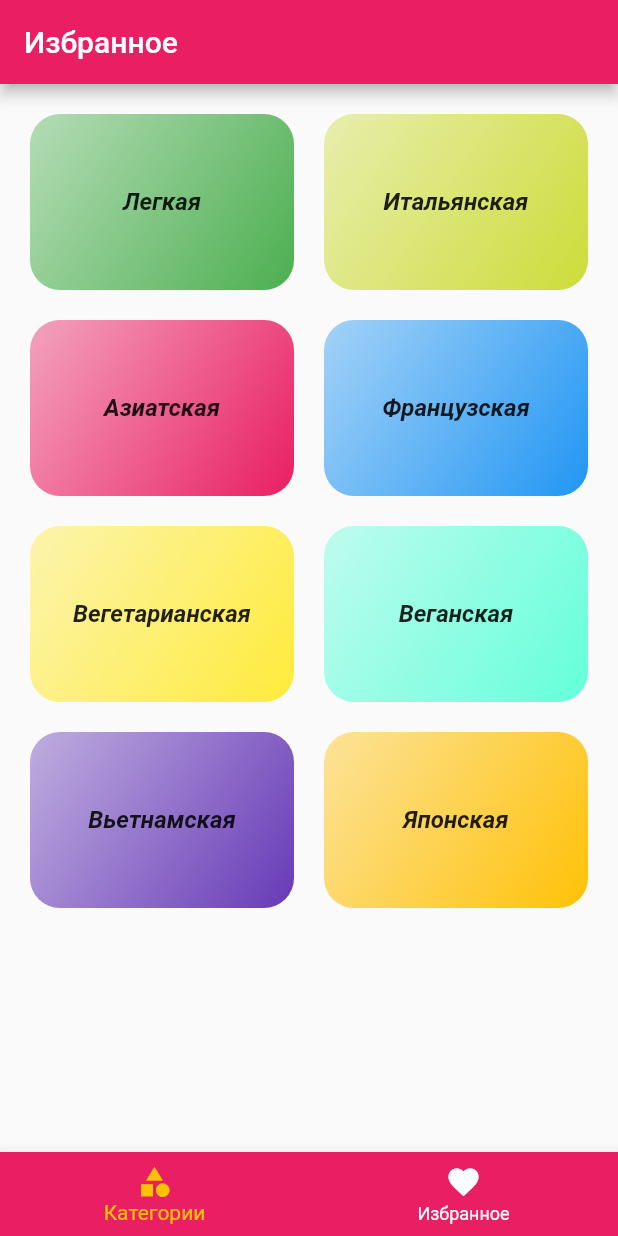
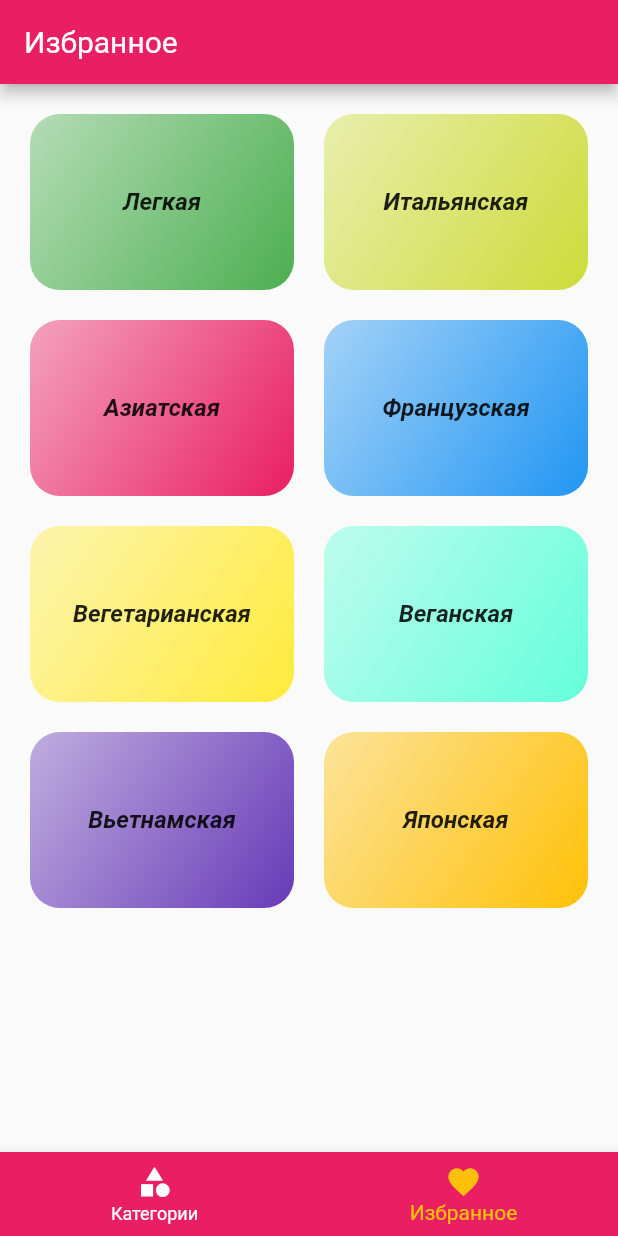
Before and after one commit to Puzikovsa/meal_app, a Flutter app: the screen it shows after launch, item 2 of the bottom bar chosen, on a phone screen of 412 x 824 dp. Run offline on Flutter 3.47's test engine with Material 2 defaults, Android fonts, the phone set to English and light mode, and no system bars.

Commit message:
change color of BottomNavigationBarItem tab_page.dart

```diff
--- a/lib/widgets/pages/tab_page.dart
+++ b/lib/widgets/pages/tab_page.dart
@@ -32,7 +32,8 @@ class _TabPageState extends State<TabPage> {
   Widget build(BuildContext context) {
     return Scaffold(
       appBar: AppBar(
-        title: Text(_pages[_selectedPageIndex]['title'] as String),
+        title: Text(_pages[_selectedPageIndex]['title'] as String,
+        style: Theme.of(context).textTheme.headline1,),
       ),
       body: _pages[_selectedPageIndex]['page'] as Widget,
       bottomNavigationBar: BottomNavigationBar(
@@ -40,6 +41,7 @@ class _TabPageState extends State<TabPage> {
         backgroundColor: Theme.of(context).primaryColor,
         unselectedItemColor: Colors.white,
         selectedItemColor: Theme.of(context).colorScheme.secondary,
+        currentIndex: _selectedPageIndex,
         items: const [
           BottomNavigationBarItem(
             icon: Icon(Icons.category),
```
